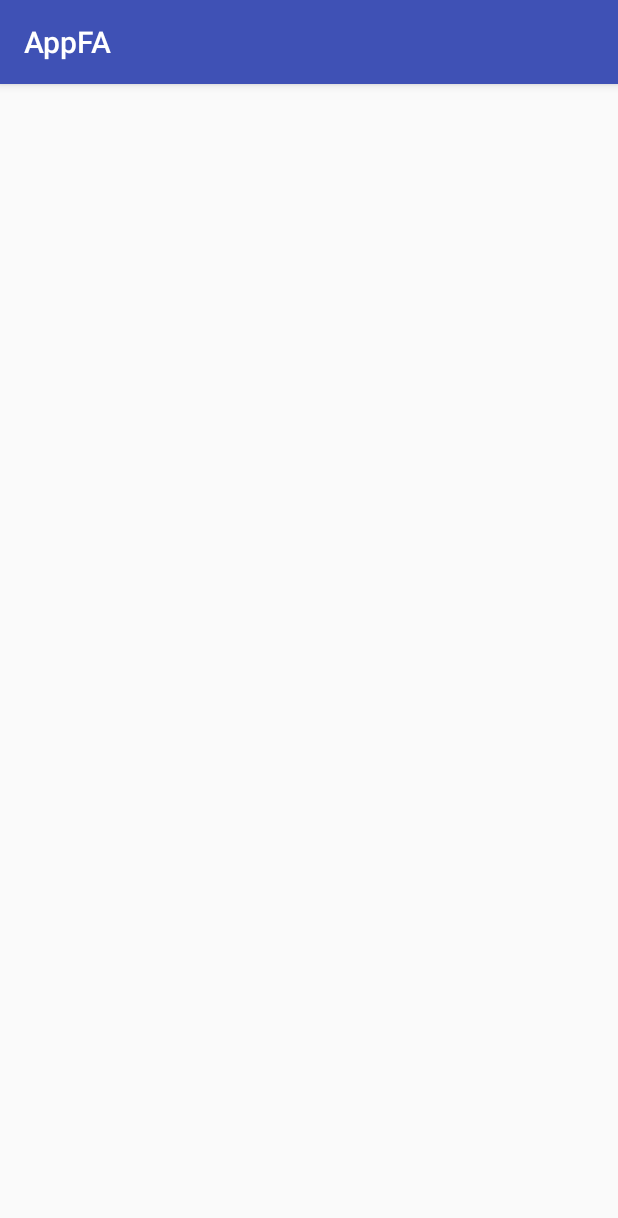
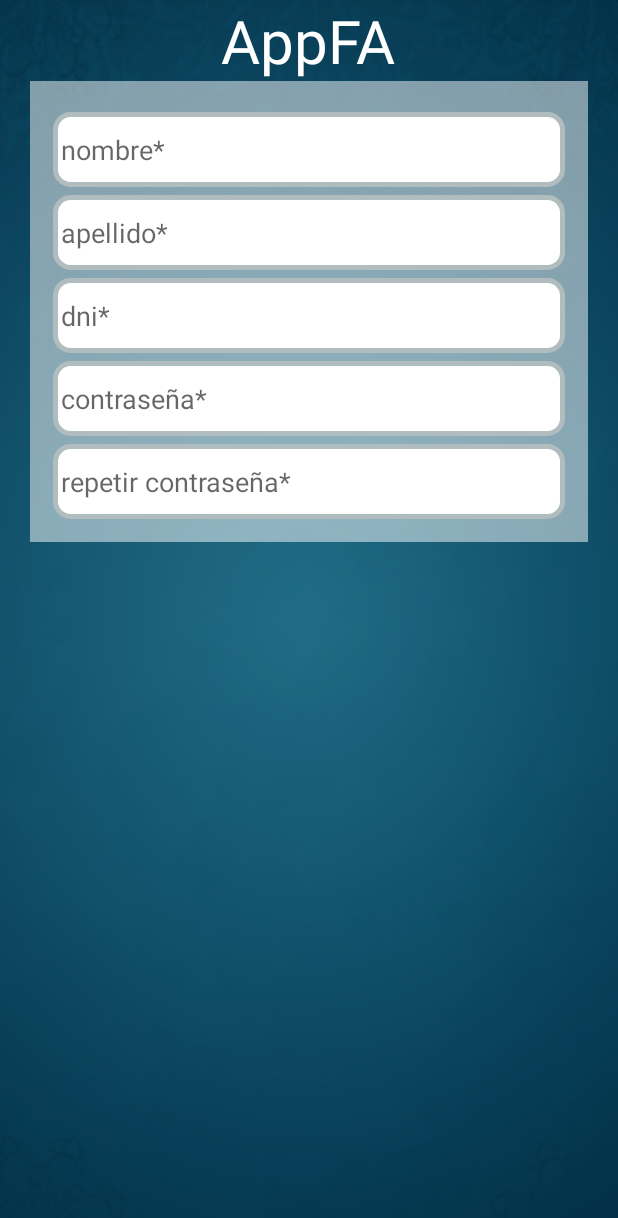
Before and after one commit to mgigena/appfa, an Android app: the RegistrationActivity screen opened directly, with no data from a screen before it, on a phone screen of 412 x 824 dp. Shown: the top 1218 px of the screen. Run offline under Robolectric (Android 15) with nearby library versions, the phone set to English and light mode, and no system bars.

Commit message:
Add Registration Screen
- Se añade pantalla inicial Registration
- Se genera acceso desde login

```diff
--- a/app/src/main/AndroidManifest.xml
+++ b/app/src/main/AndroidManifest.xml
@@ -19,7 +19,9 @@
                 <category android:name="android.intent.category.LAUNCHER"/>
             </intent-filter>
         </activity>
-        <activity android:name=".registration.RegistrationActivity">
+        <activity
+            android:name=".registration.RegistrationActivity"
+            android:theme="@style/AppFullScreenTheme">
         </activity>
     </application>
 
--- /dev/null
+++ b/app/src/main/res/drawable/ic_right_arrow.xml
@@ -0,0 +1,4 @@
+<vector android:height="24dp" android:viewportHeight="129"
+    android:viewportWidth="129" android:width="24dp" xmlns:android="http://schemas.android.com/apk/res/android">
+    <path android:fillColor="#FF000000" android:pathData="m40.4,121.3c-0.8,0.8 -1.8,1.2 -2.9,1.2s-2.1,-0.4 -2.9,-1.2c-1.6,-1.6 -1.6,-4.2 0,-5.8l51,-51 -51,-51c-1.6,-1.6 -1.6,-4.2 0,-5.8 1.6,-1.6 4.2,-1.6 5.8,0l53.9,53.9c1.6,1.6 1.6,4.2 0,5.8l-53.9,53.9z"/>
+</vector>
--- a/app/src/main/res/layout/activity_registration.xml
+++ b/app/src/main/res/layout/activity_registration.xml
@@ -1,10 +1,58 @@
 <?xml version="1.0" encoding="utf-8"?>
-<android.support.constraint.ConstraintLayout
+<android.support.v4.widget.NestedScrollView
     xmlns:android="http://schemas.android.com/apk/res/android"
     xmlns:app="http://schemas.android.com/apk/res-auto"
     xmlns:tools="http://schemas.android.com/tools"
     android:layout_width="match_parent"
     android:layout_height="match_parent"
+    android:fillViewport="true"
     tools:context=".registration.RegistrationActivity">
 
-</android.support.constraint.ConstraintLayout>
+    <RelativeLayout
+        style="@style/RegistrationScreen">
+
+        <TextView
+            android:id="@+id/logo"
+            style="@style/LoginLogoText"/>
+
+        <LinearLayout
+            android:id="@+id/formContainer"
+            style="@style/LoginFormContainer"
+            android:layout_below="@+id/logo">
+
+            <EditText
+                android:id="@+id/userFullName"
+                style="@style/LoginFormDataEditText"
+                android:hint="@string/registrationFullName"
+                android:inputType="textCapSentences"/>
+
+
+            <EditText
+                android:id="@+id/userLastName"
+                style="@style/LoginFormDataEditText"
+                android:hint="@string/registrationLastName"
+                android:inputType="textCapSentences"/>
+
+
+            <EditText
+                android:id="@+id/userName"
+                style="@style/LoginFormDataEditText"
+                android:hint="@string/registrationUserName"
+                android:inputType="number"/>
+
+            <EditText
+                android:id="@+id/userPassword"
+                style="@style/LoginFormDataEditText"
+                android:hint="@string/registrationPassword"
+                android:inputType="textPassword"/>
+
+
+            <EditText
+                android:id="@+id/userRepeatPassword"
+                style="@style/LoginFormDataEditText"
+                android:hint="@string/registrationRepeatPassword"
+                android:inputType="textPassword"/>
+        </LinearLayout>
+    </RelativeLayout>
+
+</android.support.v4.widget.NestedScrollView>
--- a/app/src/main/res/values/dimens.xml
+++ b/app/src/main/res/values/dimens.xml
@@ -2,7 +2,7 @@
 <resources>
     <!--LOGIN-->
     <dimen name="loginLogoTextSize">40sp</dimen>
-    <dimen name="loginScreenPaddingTop">100dp</dimen>
+    <dimen name="loginScreenPaddingTop">50dp</dimen>
     <dimen name="loginScreenPaddingBottom">50dp</dimen>
     <dimen name="loginScreenPaddingRight">20dp</dimen>
     <dimen name="loginScreenPaddingLeft">20dp</dimen>
--- a/app/src/main/res/values/strings.xml
+++ b/app/src/main/res/values/strings.xml
@@ -6,9 +6,15 @@
     <string name="loginFormUserHint">dni*</string>
     <string name="loginFormPasswordHint">contraseña*</string>
     <string name="loginButton">Ingresar</string>
-    <string name="registrationButton"><u>Registrate</u></string>
     <string name="loginFormShowPassword">Mostrar contraseña</string>
 
+    <!--REGISTRATION-->
+    <string name="registrationButton"><u>Registrate</u></string>
+    <string name="registrationFullName">nombre*</string>
+    <string name="registrationLastName">apellido*</string>
+    <string name="registrationUserName">dni*</string>
+    <string name="registrationPassword">contraseña*</string>
+    <string name="registrationRepeatPassword">repetir contraseña*</string>
 
     <!--ERROR MESSAGE-->
     <string name="error_data_required">* éste dato es obligatorio</string>
--- a/app/src/main/res/values/styles.xml
+++ b/app/src/main/res/values/styles.xml
@@ -12,7 +12,6 @@
     <style name="AppFullScreenTheme" parent="Theme.AppCompat.Light.NoActionBar">
         <item name="android:windowNoTitle">true</item>
         <item name="android:windowActionBar">false</item>
-        <item name="android:windowFullscreen">true</item>
         <item name="android:windowContentOverlay">@null</item>
     </style>
 
@@ -51,7 +50,6 @@
         <item name="android:background">@color/loginFormContainerColor</item>
         <item name="android:orientation">vertical</item>
         <item name="android:padding">@dimen/loginFormPadding</item>
-        <item name="android:layout_centerInParent">true</item>
     </style>
 
     <style name="LoginFormTitle" parent="WrapContent">
@@ -77,7 +75,6 @@
         <item name="android:layout_height">@dimen/loginFormDataContainerHeight</item>
         <item name="android:layout_marginTop">@dimen/loginFormDataContainerMarginTop</item>
         <item name="android:divider">@drawable/separator</item>
-        <item name="android:gravity">center</item>
         <item name="android:adjustViewBounds">true</item>
         <item name="android:background">@drawable/rounded_with_layout</item>
         <item name="android:orientation">horizontal</item>
@@ -91,14 +88,14 @@
         <item name="android:layout_width">@dimen/loginFormDataContainerImageSize</item>
     </style>
 
-    <style name="LoginFormDataEditText" parent="WrapContent">
+    <style name="LoginFormDataEditText" parent="LoginFormDataContainer">
         <item name="android:layout_width">match_parent</item>
         <item name="fontPath">fonts/mirror_82.otf</item>
         <item name="android:ems">10</item>
         <item name="android:theme">@style/LoginFormEditTextTheme</item>
     </style>
 
-    <style name="LoginFormEditTextTheme" parent="WrapContent">
+    <style name="LoginFormEditTextTheme" parent="LoginFormDataContainer">
         <item name="colorAccent">@color/loginBackground</item>
     </style>
 
@@ -128,4 +125,12 @@
         <item name="fontPath">fonts/mirror_82.otf</item>
     </style>
 
+    <style name="RegistrationScreen" parent="MatchParent">
+        <!--<item name="android:background">@color/loginBackground</item>-->
+        <item name="android:background">@drawable/login_bg</item>
+        <item name="android:paddingBottom">@dimen/loginScreenPaddingBottom</item>
+        <item name="android:paddingRight">@dimen/loginScreenPaddingRight</item>
+        <item name="android:paddingLeft">@dimen/loginScreenPaddingLeft</item>
+    </style>
+
 </resources>
```
Also changed, not shown: app/src/main/java/com/appfa/android/login/LoginActivity.java (+8 -1 lines), app/src/main/res/layout/activity_login.xml (+10 -18 lines).
